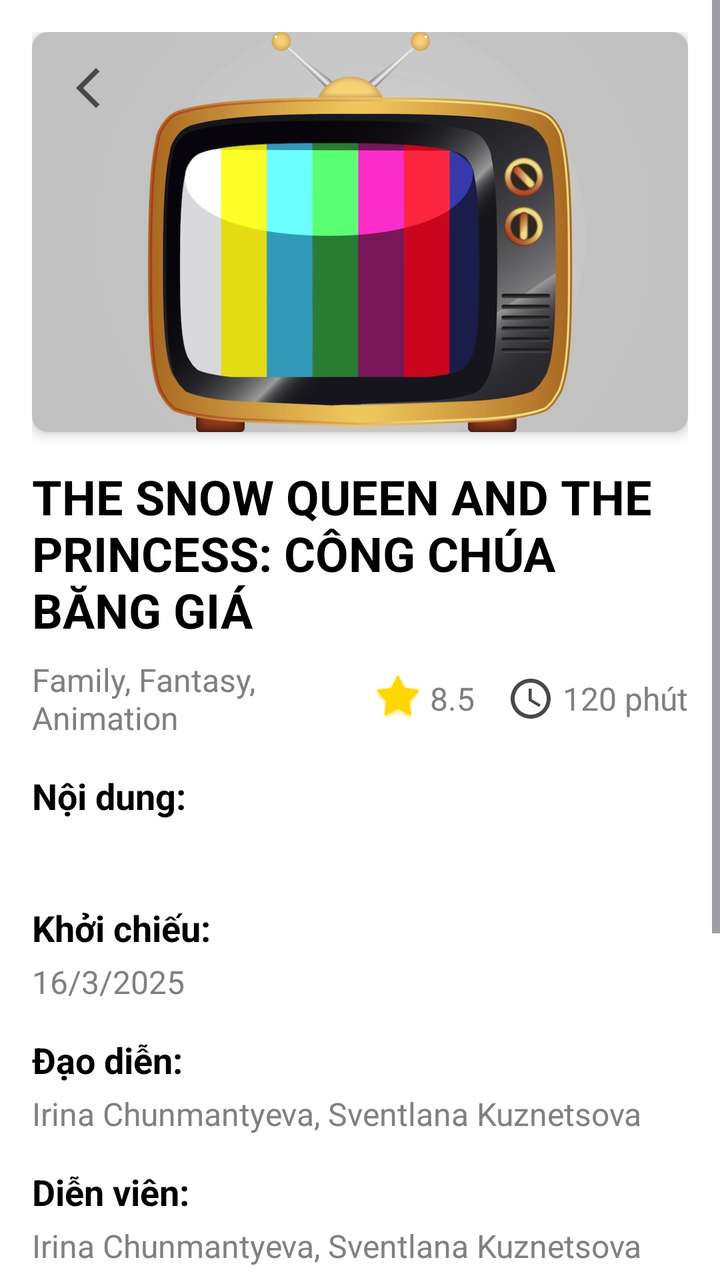
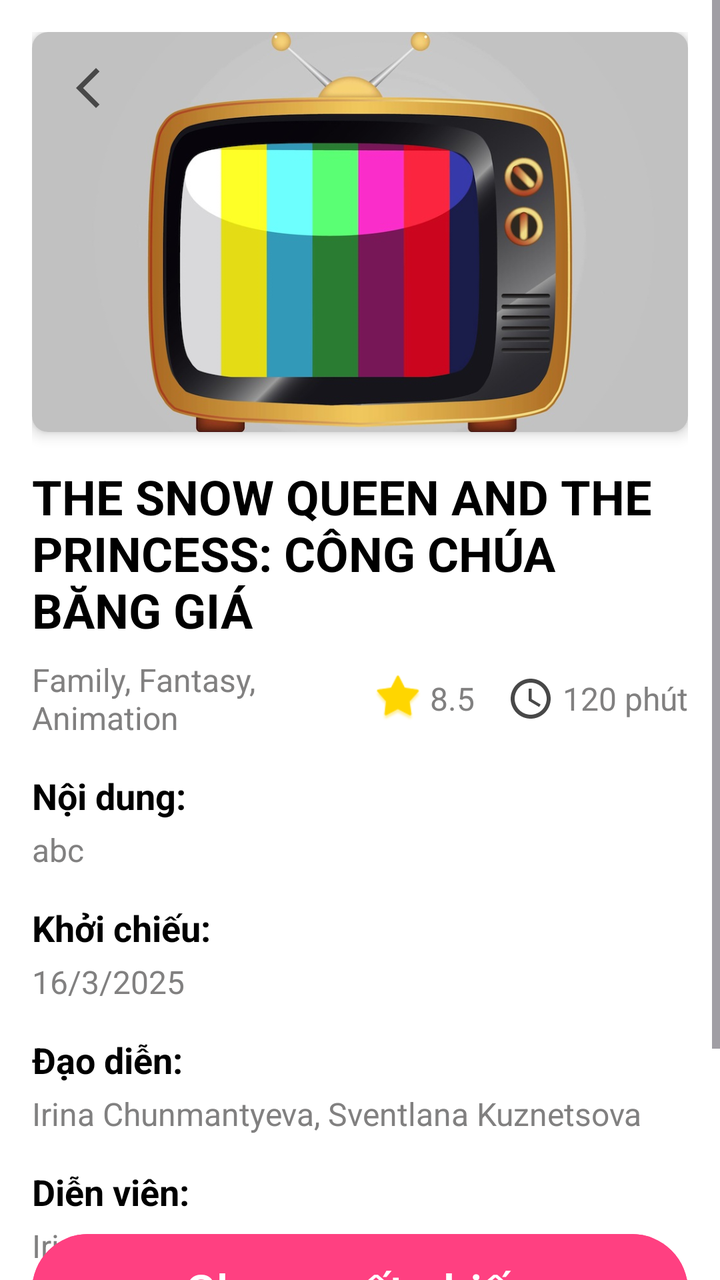

Two renders of the same Android screen: before a commit and after it. Below are the layout's source before the change and the commit's diff.
<!-- AndroidManifest.xml: application theme Theme.PRM392G2MovieBookingMobileApp -->
<!-- res/layout/activity_movie_detail.xml -->
<?xml version="1.0" encoding="utf-8"?>
<ScrollView xmlns:android="http://schemas.android.com/apk/res/android"
    xmlns:app="http://schemas.android.com/apk/res-auto"
    android:layout_width="match_parent"
    android:layout_height="match_parent"
    android:background="@android:color/white"
    android:layout_marginTop="30dp">

    <LinearLayout
        android:layout_width="match_parent"
        android:layout_height="wrap_content"
        android:orientation="vertical"
        android:padding="16dp">

        
        <androidx.cardview.widget.CardView
            android:layout_width="match_parent"
            android:layout_height="200dp"
            app:cardCornerRadius="8dp"
            app:cardElevation="4dp">

            <ImageView
                android:id="@+id/iv_movie_banner"
                android:layout_width="match_parent"
                android:layout_height="match_parent"
                android:scaleType="centerCrop"
                android:src="@drawable/tv_error"
                android:contentDescription="Banner phim" />

            <ImageView
                android:id="@+id/buttonBack"
                android:layout_width="24dp"
                android:layout_height="24dp"
                android:layout_gravity="top|start"
                android:layout_margin="16dp"
                android:src="@drawable/baseline_arrow_back_ios_new_24" />
        </androidx.cardview.widget.CardView>

        
        <TextView
            android:id="@+id/tv_movie_title"
            android:layout_width="wrap_content"
            android:layout_height="wrap_content"
            android:layout_marginTop="16dp"
            android:text="THE SNOW QUEEN AND THE PRINCESS: CÔNG CHÚA BĂNG GIÁ"
            android:textColor="@android:color/black"
            android:textSize="24sp"
            android:textStyle="bold" />

        
        <LinearLayout
            android:layout_width="match_parent"
            android:layout_height="wrap_content"
            android:layout_marginTop="8dp"
            android:orientation="horizontal"
            android:gravity="center_vertical">

            <TextView
                android:id="@+id/tv_movie_genres"
                android:layout_width="0dp"
                android:layout_height="wrap_content"
                android:layout_weight="1"
                android:text="Family, Fantasy, Animation"
                android:textColor="#818080"
                android:textSize="16sp" />

            <LinearLayout
                android:layout_width="wrap_content"
                android:layout_height="wrap_content"
                android:orientation="horizontal"
                android:gravity="center_vertical">

                <ImageView
                    android:layout_width="24dp"
                    android:layout_height="24dp"
                    android:src="@android:drawable/star_big_on"
                    app:tint="#FFD600" />

                <TextView
                    android:id="@+id/tv_movie_rating"
                    android:layout_width="wrap_content"
                    android:layout_height="wrap_content"
                    android:layout_marginStart="4dp"
                    android:text="8.5"
                    android:textColor="#818080"
                    android:textSize="16sp" />
            </LinearLayout>

            <LinearLayout
                android:layout_width="wrap_content"
                android:layout_height="wrap_content"
                android:layout_marginStart="16dp"
                android:orientation="horizontal"
                android:gravity="center_vertical">

                <ImageView
                    android:layout_width="24dp"
                    android:layout_height="24dp"
                    android:src="@drawable/baseline_access_time_24" />

                <TextView
                    android:id="@+id/tv_movie_duration"
                    android:layout_width="wrap_content"
                    android:layout_height="wrap_content"
                    android:layout_marginStart="4dp"
                    android:text="120 phút"
                    android:textColor="#818080"
                    android:textSize="16sp" />
            </LinearLayout>
        </LinearLayout>

        
        <TextView
            android:layout_width="wrap_content"
            android:layout_height="wrap_content"
            android:layout_marginTop="16dp"
            android:text="Nội dung:"
            android:textColor="@android:color/black"
            android:textSize="18sp"
            android:textStyle="bold" />

        <TextView
            android:id="@+id/tv_movie_description"
            android:layout_width="match_parent"
            android:layout_height="wrap_content"
            android:layout_marginTop="4dp"
            android:textColor="#818080"
            android:textSize="16sp" />

        
        <TextView
            android:layout_width="wrap_content"
            android:layout_height="wrap_content"
            android:layout_marginTop="16dp"
            android:text="Khởi chiếu:"
            android:textColor="@android:color/black"
            android:textSize="18sp"
            android:textStyle="bold" />

        <TextView
            android:id="@+id/tv_movie_release_date"
            android:layout_width="match_parent"
            android:layout_height="wrap_content"
            android:layout_marginTop="4dp"
            android:text="16/3/2025"
            android:textColor="#818080"
            android:textSize="16sp" />

        
        <TextView
            android:layout_width="wrap_content"
            android:layout_height="wrap_content"
            android:layout_marginTop="16dp"
            android:text="Đạo diễn:"
            android:textColor="@android:color/black"
            android:textSize="18sp"
            android:textStyle="bold" />

        <TextView
            android:id="@+id/tv_movie_director"
            android:layout_width="match_parent"
            android:layout_height="wrap_content"
            android:layout_marginTop="4dp"
            android:text="Irina Chunmantyeva, Sventlana Kuznetsova"
            android:textColor="#818080"
            android:textSize="16sp" />

        
        <TextView
            android:layout_width="wrap_content"
            android:layout_height="wrap_content"
            android:layout_marginTop="16dp"
            android:text="Diễn viên:"
            android:textColor="@android:color/black"
            android:textSize="18sp"
            android:textStyle="bold" />

        <TextView
            android:id="@+id/tv_movie_actors"
            android:layout_width="match_parent"
            android:layout_height="wrap_content"
            android:layout_marginTop="4dp"
            android:text="Irina Chunmantyeva, Sventlana Kuznetsova"
            android:textColor="#818080"
            android:textSize="16sp" />

        <TextView
            android:layout_width="wrap_content"
            android:layout_height="wrap_content"
            android:layout_marginTop="24dp"
            android:text="Ngôn ngữ:"
            android:textColor="@android:color/black"
            android:textSize="18sp"
            android:textStyle="bold" />

        <TextView
            android:id="@+id/tv_movie_language"
            android:layout_width="match_parent"
            android:layout_height="wrap_content"
            android:layout_marginTop="8dp"
            android:text="Tiếng Anh, Phụ đề Tiếng Việt"
            android:textColor="#818080"
            android:textSize="16sp" />

        <TextView
            android:layout_width="wrap_content"
            android:layout_height="wrap_content"
            android:layout_marginTop="24dp"
            android:text="Độ tuổi:"
            android:textColor="@android:color/black"
            android:textSize="18sp"
            android:textStyle="bold" />

        <TextView
            android:id="@+id/tv_movie_age_rating"
            android:layout_width="match_parent"
            android:layout_height="wrap_content"
            android:layout_marginTop="8dp"
            android:text="P - Phù hợp với mọi lứa tuổi"
            android:textColor="#818080"
            android:textSize="16sp" />

        
        <Button
            android:id="@+id/btn_select_showtime"
            android:layout_width="match_parent"
            android:layout_height="wrap_content"
            android:layout_marginTop="24dp"
            android:backgroundTint="@color/colorPrimary"
            android:text="Chọn suất chiếu"
            android:textColor="@android:color/white" />
    </LinearLayout>
</ScrollView>
<!-- resources referenced by this layout -->
<resources>
  <color name="colorPrimary">#FF4081</color>
  <!-- drawable baseline_access_time_24 (drawable) -->
  <vector xmlns:android="http://schemas.android.com/apk/res/android" android:height="24dp" android:tint="#484848" android:viewportHeight="24" android:viewportWidth="24" android:width="24dp">
        
      <path android:fillColor="@android:color/white" android:pathData="M11.99,2C6.47,2 2,6.48 2,12s4.47,10 9.99,10C17.52,22 22,17.52 22,12S17.52,2 11.99,2zM12,20c-4.42,0 -8,-3.58 -8,-8s3.58,-8 8,-8 8,3.58 8,8 -3.58,8 -8,8z"/>
        
      <path android:fillColor="@android:color/white" android:pathData="M12.5,7H11v6l5.25,3.15 0.75,-1.23 -4.5,-2.67z"/>
      
  </vector>
  <!-- drawable baseline_arrow_back_ios_new_24 (drawable) -->
  <vector xmlns:android="http://schemas.android.com/apk/res/android" android:height="24dp" android:tint="#484848" android:viewportHeight="24" android:viewportWidth="24" android:width="24dp">
        
      <path android:fillColor="@android:color/white" android:pathData="M17.77,3.77l-1.77,-1.77l-10,10l10,10l1.77,-1.77l-8.23,-8.23z"/>
      
  </vector>
  <!-- drawable tv_error: jpg bitmap (drawable, 58412 bytes) -->
  <style name="Theme.PRM392G2MovieBookingMobileApp" parent="Base.Theme.PRM392G2MovieBookingMobileApp" />
  <style name="Base.Theme.PRM392G2MovieBookingMobileApp" parent="Theme.Material3.DayNight.NoActionBar">
          
          
      </style>
</resources>

<!-- the commit's change to res/layout/activity_movie_detail.xml (unified diff, before → after) -->
@@ -1,233 +1,246 @@
 <?xml version="1.0" encoding="utf-8"?>
-<ScrollView xmlns:android="http://schemas.android.com/apk/res/android"
+<androidx.constraintlayout.widget.ConstraintLayout xmlns:android="http://schemas.android.com/apk/res/android"
     xmlns:app="http://schemas.android.com/apk/res-auto"
+    xmlns:tools="http://schemas.android.com/tools"
+    android:layout_height="match_parent"
     android:layout_width="match_parent"
-    android:layout_height="match_parent"
-    android:background="@android:color/white"
-    android:layout_marginTop="30dp">
-
-    <LinearLayout
+    android:orientation="vertical"
+    android:weightSum="1">
+
+    <ScrollView
+        android:id="@+id/scrollView2"
         android:layout_width="match_parent"
-        android:layout_height="wrap_content"
-        android:orientation="vertical"
-        android:padding="16dp">
-
-        
-        <androidx.cardview.widget.CardView
-            android:layout_width="match_parent"
-            android:layout_height="200dp"
-            app:cardCornerRadius="8dp"
-            app:cardElevation="4dp">
-
-            <ImageView
-                android:id="@+id/iv_movie_banner"
-                android:layout_width="match_parent"
-                android:layout_height="match_parent"
-                android:scaleType="centerCrop"
-                android:src="@drawable/tv_error"
-                android:contentDescription="Banner phim" />
-
-            <ImageView
-                android:id="@+id/buttonBack"
-                android:layout_width="24dp"
-                android:layout_height="24dp"
-                android:layout_gravity="top|start"
-                android:layout_margin="16dp"
-                android:src="@drawable/baseline_arrow_back_ios_new_24" />
-        </androidx.cardview.widget.CardView>
-
-        
-        <TextView
-            android:id="@+id/tv_movie_title"
-            android:layout_width="wrap_content"
-            android:layout_height="wrap_content"
-            android:layout_marginTop="16dp"
-            android:text="THE SNOW QUEEN AND THE PRINCESS: CÔNG CHÚA BĂNG GIÁ"
-            android:textColor="@android:color/black"
-            android:textSize="24sp"
-            android:textStyle="bold" />
-
-        
+        android:layout_height="650dp"
+        android:background="@android:color/white"
+        tools:ignore="MissingConstraints">
+
         <LinearLayout
             android:layout_width="match_parent"
             android:layout_height="wrap_content"
-            android:layout_marginTop="8dp"
-            android:orientation="horizontal"
-            android:gravity="center_vertical">
-
-            <TextView
-                android:id="@+id/tv_movie_genres"
-                android:layout_width="0dp"
-                android:layout_height="wrap_content"
-                android:layout_weight="1"
-                android:text="Family, Fantasy, Animation"
-                android:textColor="#818080"
-                android:textSize="16sp" />
-
-            <LinearLayout
-                android:layout_width="wrap_content"
-                android:layout_height="wrap_content"
-                android:orientation="horizontal"
-                android:gravity="center_vertical">
+            android:orientation="vertical"
+            android:padding="16dp">
+
+            
+            <androidx.cardview.widget.CardView
+                android:layout_width="match_parent"
+                android:layout_height="200dp"
+                app:cardCornerRadius="8dp"
+                app:cardElevation="4dp">
 
                 <ImageView
+                    android:id="@+id/iv_movie_banner"
+                    android:layout_width="match_parent"
+                    android:layout_height="match_parent"
+                    android:contentDescription="Banner phim"
+                    android:scaleType="centerCrop"
+                    android:src="@drawable/tv_error" />
+
+                <ImageView
+                    android:id="@+id/buttonBack"
                     android:layout_width="24dp"
                     android:layout_height="24dp"
-                    android:src="@android:drawable/star_big_on"
-                    app:tint="#FFD600" />
+                    android:layout_gravity="top|start"
+                    android:layout_margin="16dp"
+                    android:src="@drawable/baseline_arrow_back_ios_new_24" />
+            </androidx.cardview.widget.CardView>
+
+            
+            <TextView
+                android:id="@+id/tv_movie_title"
+                android:layout_width="wrap_content"
+                android:layout_height="wrap_content"
+                android:layout_marginTop="16dp"
+                android:text="THE SNOW QUEEN AND THE PRINCESS: CÔNG CHÚA BĂNG GIÁ"
+                android:textColor="@android:color/black"
+                android:textSize="24sp"
+                android:textStyle="bold" />
+
+            
+            <LinearLayout
+                android:layout_width="match_parent"
+                android:layout_height="wrap_content"
+                android:layout_marginTop="8dp"
+                android:gravity="center_vertical"
+                android:orientation="horizontal">
 
                 <TextView
-                    android:id="@+id/tv_movie_rating"
+                    android:id="@+id/tv_movie_genres"
+                    android:layout_width="0dp"
+                    android:layout_height="wrap_content"
+                    android:layout_weight="1"
+                    android:text="Family, Fantasy, Animation"
+                    android:textColor="#818080"
+                    android:textSize="16sp" />
+
+                <LinearLayout
                     android:layout_width="wrap_content"
                     android:layout_height="wrap_content"
-                    android:layout_marginStart="4dp"
-                    android:text="8.5"
-                    android:textColor="#818080"
-                    android:textSize="16sp" />
-            </LinearLayout>
-
-            <LinearLayout
-                android:layout_width="wrap_content"
-                android:layout_height="wrap_content"
-                android:layout_marginStart="16dp"
-                android:orientation="horizontal"
-                android:gravity="center_vertical">
-
-                <ImageView
-                    android:layout_width="24dp"
-                    android:layout_height="24dp"
-                    android:src="@drawable/baseline_access_time_24" />
-
-                <TextView
-                    android:id="@+id/tv_movie_duration"
+                    android:gravity="center_vertical"
+                    android:orientation="horizontal">
+
+                    <ImageView
+                        android:layout_width="24dp"
+                        android:layout_height="24dp"
+                        android:src="@android:drawable/star_big_on"
+                        app:tint="#FFD600" />
+
+                    <TextView
+                        android:id="@+id/tv_movie_rating"
+                        android:layout_width="wrap_content"
+                        android:layout_height="wrap_content"
+                        android:layout_marginStart="4dp"
+                        android:text="8.5"
+                        android:textColor="#818080"
+                        android:textSize="16sp" />
+                </LinearLayout>
+
+                <LinearLayout
                     android:layout_width="wrap_content"
                     android:layout_height="wrap_content"
-                    android:layout_marginStart="4dp"
-                    android:text="120 phút"
-                    android:textColor="#818080"
-                    android:textSize="16sp" />
+                    android:layout_marginStart="16dp"
+                    android:gravity="center_vertical"
+                    android:orientation="horizontal">
+
+                    <ImageView
+                        android:layout_width="24dp"
+                        android:layout_height="24dp"
+                        android:src="@drawable/baseline_access_time_24" />
+
+                    <TextView
+                        android:id="@+id/tv_movie_duration"
+                        android:layout_width="wrap_content"
+                        android:layout_height="wrap_content"
+                        android:layout_marginStart="4dp"
+                        android:text="120 phút"
+                        android:textColor="#818080"
+                        android:textSize="16sp" />
+                </LinearLayout>
             </LinearLayout>
+
+            
+            <TextView
+                android:layout_width="wrap_content"
+                android:layout_height="wrap_content"
+                android:layout_marginTop="16dp"
+                android:text="Nội dung:"
+                android:textColor="@android:color/black"
+                android:textSize="18sp"
+                android:textStyle="bold" />
+
+            <TextView
+                android:id="@+id/tv_movie_description"
+                android:layout_width="match_parent"
+                android:layout_height="wrap_content"
+                android:layout_marginTop="4dp"
+                android:text="abc"
+                android:textColor="#818080"
+                android:textSize="16sp" />
+
+            
+            <TextView
+                android:layout_width="wrap_content"
+                android:layout_height="wrap_content"
+                android:layout_marginTop="16dp"
+                android:text="Khởi chiếu:"
+                android:textColor="@android:color/black"
+                android:textSize="18sp"
+                android:textStyle="bold" />
+
+            <TextView
+                android:id="@+id/tv_movie_release_date"
+                android:layout_width="match_parent"
+                android:layout_height="wrap_content"
+                android:layout_marginTop="4dp"
+                android:text="16/3/2025"
+                android:textColor="#818080"
+                android:textSize="16sp" />
+
+            
+            <TextView
+                android:layout_width="wrap_content"
+                android:layout_height="wrap_content"
+                android:layout_marginTop="16dp"
+                android:text="Đạo diễn:"
+                android:textColor="@android:color/black"
+                android:textSize="18sp"
+                android:textStyle="bold" />
+
+            <TextView
+                android:id="@+id/tv_movie_director"
+                android:layout_width="match_parent"
+                android:layout_height="wrap_content"
+                android:layout_marginTop="4dp"
+                android:text="Irina Chunmantyeva, Sventlana Kuznetsova"
+                android:textColor="#818080"
+                android:textSize="16sp" />
+
+            
+            <TextView
+                android:layout_width="wrap_content"
+                android:layout_height="wrap_content"
+                android:layout_marginTop="16dp"
+                android:text="Diễn viên:"
+                android:textColor="@android:color/black"
+                android:textSize="18sp"
+                android:textStyle="bold" />
+
+            <TextView
+                android:id="@+id/tv_movie_actors"
+                android:layout_width="match_parent"
+                android:layout_height="wrap_content"
+                android:layout_marginTop="4dp"
+                android:text="Irina Chunmantyeva, Sventlana Kuznetsova"
+                android:textColor="#818080"
+                android:textSize="16sp" />
+
+            <TextView
+                android:layout_width="wrap_content"
+                android:layout_height="wrap_content"
+                android:layout_marginTop="24dp"
+                android:text="Ngôn ngữ:"
+                android:textColor="@android:color/black"
+                android:textSize="18sp"
+                android:textStyle="bold" />
+
+            <TextView
+                android:id="@+id/tv_movie_language"
+                android:layout_width="match_parent"
+                android:layout_height="wrap_content"
+                android:layout_marginTop="8dp"
+                android:text="Tiếng Anh, Phụ đề Tiếng Việt"
+                android:textColor="#818080"
+                android:textSize="16sp" />
+
+            <TextView
+                android:layout_width="wrap_content"
+                android:layout_height="wrap_content"
+                android:layout_marginTop="24dp"
+                android:text="Độ tuổi:"
+                android:textColor="@android:color/black"
+                android:textSize="18sp"
+                android:textStyle="bold" />
+
+            <TextView
+                android:id="@+id/tv_movie_age_rating"
+                android:layout_width="match_parent"
+                android:layout_height="wrap_content"
+                android:layout_marginTop="8dp"
+                android:text="P - Phù hợp với mọi lứa tuổi"
+                android:textColor="#818080"
+                android:textSize="16sp" />
         </LinearLayout>
-
-        
-        <TextView
-            android:layout_width="wrap_content"
-            android:layout_height="wrap_content"
-            android:layout_marginTop="16dp"
-            android:text="Nội dung:"
-            android:textColor="@android:color/black"
-            android:textSize="18sp"
-            android:textStyle="bold" />
-
-        <TextView
-            android:id="@+id/tv_movie_description"
-            android:layout_width="match_parent"
-            android:layout_height="wrap_content"
-            android:layout_marginTop="4dp"
-            android:textColor="#818080"
-            android:textSize="16sp" />
-
-        
-        <TextView
-            android:layout_width="wrap_content"
-            android:layout_height="wrap_content"
-            android:layout_marginTop="16dp"
-            android:text="Khởi chiếu:"
-            android:textColor="@android:color/black"
-            android:textSize="18sp"
-            android:textStyle="bold" />
-
-        <TextView
-            android:id="@+id/tv_movie_release_date"
-            android:layout_width="match_parent"
-            android:layout_height="wrap_content"
-            android:layout_marginTop="4dp"
-            android:text="16/3/2025"
-            android:textColor="#818080"
-            android:textSize="16sp" />
-
-        
-        <TextView
-            android:layout_width="wrap_content"
-            android:layout_height="wrap_content"
-            android:layout_marginTop="16dp"
-            android:text="Đạo diễn:"
-            android:textColor="@android:color/black"
-            android:textSize="18sp"
-            android:textStyle="bold" />
-
-        <TextView
-            android:id="@+id/tv_movie_director"
-            android:layout_width="match_parent"
-            android:layout_height="wrap_content"
-            android:layout_marginTop="4dp"
-            android:text="Irina Chunmantyeva, Sventlana Kuznetsova"
-            android:textColor="#818080"
-            android:textSize="16sp" />
-
-        
-        <TextView
-            android:layout_width="wrap_content"
-            android:layout_height="wrap_content"
-            android:layout_marginTop="16dp"
-            android:text="Diễn viên:"
-            android:textColor="@android:color/black"
-            android:textSize="18sp"
-            android:textStyle="bold" />
-
-        <TextView
-            android:id="@+id/tv_movie_actors"
-            android:layout_width="match_parent"
-            android:layout_height="wrap_content"
-            android:layout_marginTop="4dp"
-            android:text="Irina Chunmantyeva, Sventlana Kuznetsova"
-            android:textColor="#818080"
-            android:textSize="16sp" />
-
-        <TextView
-            android:layout_width="wrap_content"
-            android:layout_height="wrap_content"
-            android:layout_marginTop="24dp"
-            android:text="Ngôn ngữ:"
-            android:textColor="@android:color/black"
-            android:textSize="18sp"
-            android:textStyle="bold" />
-
-        <TextView
-            android:id="@+id/tv_movie_language"
-            android:layout_width="match_parent"
-            android:layout_height="wrap_content"
-            android:layout_marginTop="8dp"
-            android:text="Tiếng Anh, Phụ đề Tiếng Việt"
-            android:textColor="#818080"
-            android:textSize="16sp" />
-
-        <TextView
-            android:layout_width="wrap_content"
-            android:layout_height="wrap_content"
-            android:layout_marginTop="24dp"
-            android:text="Độ tuổi:"
-            android:textColor="@android:color/black"
-            android:textSize="18sp"
-            android:textStyle="bold" />
-
-        <TextView
-            android:id="@+id/tv_movie_age_rating"
-            android:layout_width="match_parent"
-            android:layout_height="wrap_content"
-            android:layout_marginTop="8dp"
-            android:text="P - Phù hợp với mọi lứa tuổi"
-            android:textColor="#818080"
-            android:textSize="16sp" />
-
-        
-        <Button
-            android:id="@+id/btn_select_showtime"
-            android:layout_width="match_parent"
-            android:layout_height="wrap_content"
-            android:layout_marginTop="24dp"
-            android:backgroundTint="@color/colorPrimary"
-            android:text="Chọn suất chiếu"
-            android:textColor="@android:color/white" />
-    </LinearLayout>
-</ScrollView>
+    </ScrollView>
+    
+    <Button
+        android:id="@+id/btn_select_showtime"
+        android:layout_width="match_parent"
+        android:layout_height="wrap_content"
+        android:backgroundTint="@color/colorPrimary"
+        android:text="Chọn suất chiếu"
+        android:textColor="@android:color/white"
+        android:textSize="24sp"
+        android:paddingVertical="12dp"
+        android:layout_marginHorizontal="16dp"
+        app:layout_constraintBottom_toBottomOf="parent"
+        app:layout_constraintTop_toBottomOf="@+id/scrollView2" />
+</androidx.constraintlayout.widget.ConstraintLayout>
